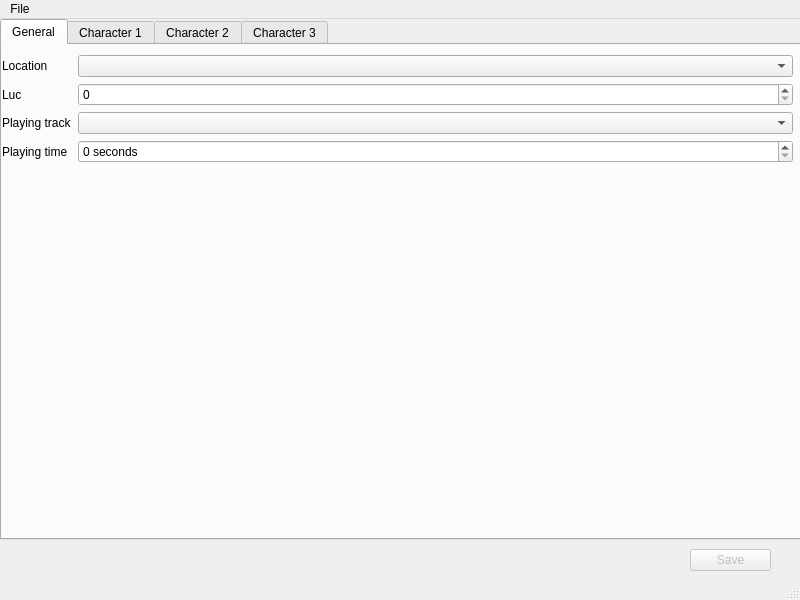
rrooij/sd3save_editor, file sd3save_editor/gui/mainwindow.ui: the form before one commit.
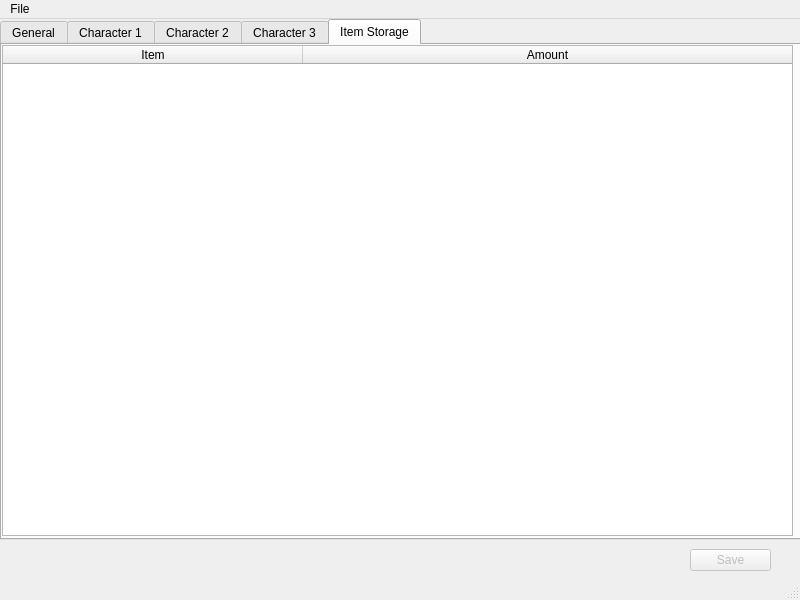
The form after the commit. The open tabs and pages were chosen to show the change.

Commit message: Add support for item storage

Patch:
```diff
--- a/sd3save_editor/gui/mainwindow.ui
+++ b/sd3save_editor/gui/mainwindow.ui
@@ -278,6 +278,46 @@
       </layout>
      </widget>
     </widget>
+    <widget class="QWidget" name="tab_5">
+     <attribute name="title">
+      <string>Item Storage</string>
+     </attribute>
+     <widget class="QTableWidget" name="storageTableWidget">
+      <property name="geometry">
+       <rect>
+        <x>0</x>
+        <y>0</y>
+        <width>791</width>
+        <height>491</height>
+       </rect>
+      </property>
+      <property name="cornerButtonEnabled">
+       <bool>true</bool>
+      </property>
+      <attribute name="horizontalHeaderCascadingSectionResizes">
+       <bool>false</bool>
+      </attribute>
+      <attribute name="horizontalHeaderDefaultSectionSize">
+       <number>300</number>
+      </attribute>
+      <attribute name="horizontalHeaderMinimumSectionSize">
+       <number>50</number>
+      </attribute>
+      <attribute name="horizontalHeaderStretchLastSection">
+       <bool>true</bool>
+      </attribute>
+      <column>
+       <property name="text">
+        <string>Item</string>
+       </property>
+      </column>
+      <column>
+       <property name="text">
+        <string>Amount</string>
+       </property>
+      </column>
+     </widget>
+    </widget>
    </widget>
   </widget>
   <widget class="QMenuBar" name="menubar">
```
Left out of the diff: 2 changed lines with no effect on the pictures. The commit also changes 6 other files.
